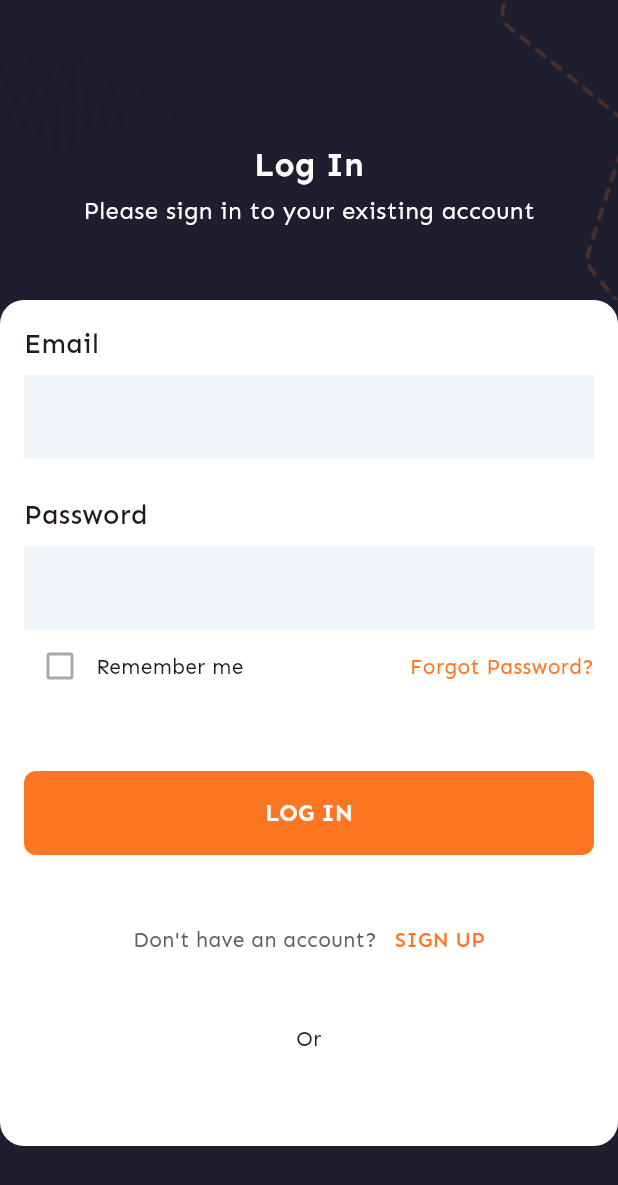
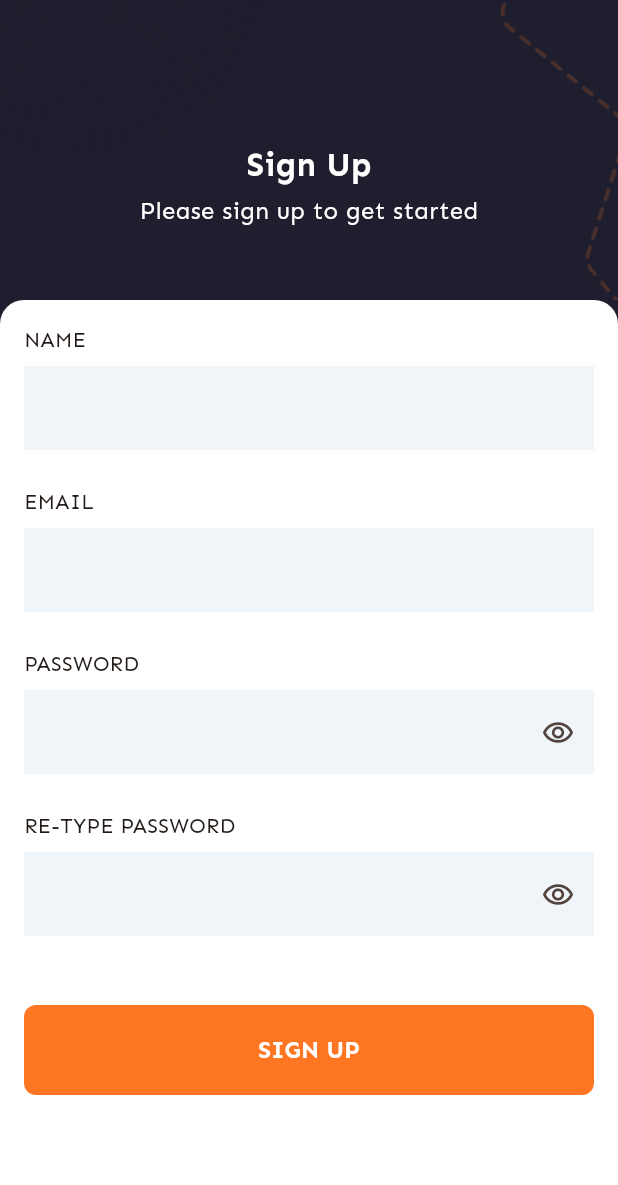
Before and after one commit to Pinponsuhu/Food-Delivery-App, a Flutter app: the SignUp screen opened directly, on a phone screen of 412 x 824 dp. Shown: the top 1185 px of the screen. Run offline on Flutter 3.47's test engine with Material 3 defaults, Android fonts, the phone set to English and light mode, and no system bars; our stand-ins replace flutter_svg, font_awesome_flutter; missing offline and left inert: flutter_verification_code.

```diff
--- a/lib/main.dart
+++ b/lib/main.dart
@@ -4,6 +4,7 @@ import 'package:food/pages/home.dart';
 import 'package:food/pages/loading.dart';
 import 'package:food/pages/login.dart';
 import 'package:food/pages/onboarding.dart';
+import 'package:food/pages/sign_up.dart';
 import 'package:food/pages/verify_password.dart';
 
 void main() {
@@ -22,6 +23,7 @@ class MyApp extends StatelessWidget {
         colorScheme: ColorScheme.fromSeed(seedColor: Color(0xffFF7622)),
         fontFamily: "Sen",
         useMaterial3: true,
+
       ),
       routes: {
         "/": (context)=> LoadingScreen(),
@@ -29,7 +31,8 @@ class MyApp extends StatelessWidget {
         "/home" : (context) => HomeScreen(),
         "/login" : (context)=> LoginScreen(),
         "/forgot-password" : (context)=> ForgotPassword(),
-        "/verify-password" : (context) => VerifyPassword()
+        "/verify-password" : (context) => VerifyPassword(),
+        "/sign-up" : (context)=> SignUp()
       },
     );
   }
--- a/lib/pages/forgot_password.dart
+++ b/lib/pages/forgot_password.dart
@@ -18,7 +18,7 @@ class _ForgotPasswordState extends State<ForgotPassword> {
             child: Column(
               children: [
                 Container(
-                  height: 250,
+                  height: 220,
                   width: double.infinity,
                   child: Stack(
                     children: [
@@ -70,8 +70,8 @@ class _ForgotPasswordState extends State<ForgotPassword> {
                 Flexible(
                   child: Container(
                     decoration: BoxDecoration(
+                      color: Colors.white,
                       borderRadius: BorderRadius.only(topLeft: Radius.circular(16), topRight: Radius.circular(16)),
-                      color: Colors.white,
                     ),
                     padding: EdgeInsets.all(16),
                     child: Form(
--- a/lib/pages/sign_up.dart
+++ b/lib/pages/sign_up.dart
@@ -13,7 +13,7 @@ class _SignUpState extends State<SignUp> {
     return Scaffold(
       resizeToAvoidBottomInset: true,
       backgroundColor: Color(0XFF1E1E2E),
-      body: SingleChildScrollView(
+      body: Container(
         child: Column(
           children: [
             Container(
@@ -33,7 +33,7 @@ class _SignUpState extends State<SignUp> {
                       mainAxisAlignment: MainAxisAlignment.end,
                       children: [
                         Text(
-                          "Log In",
+                          "Sign Up",
                           style: TextStyle(
                             color: Colors.white,
                             fontWeight: FontWeight.bold,
@@ -44,7 +44,7 @@ class _SignUpState extends State<SignUp> {
                           height: 4,
                         ),
                         Text(
-                          "Please sign in to your existing account",
+                          "Please sign up to get started",
                           style: TextStyle(
                             color: Colors.white,
                             fontWeight: FontWeight.w400,
@@ -66,10 +66,11 @@ class _SignUpState extends State<SignUp> {
                 ],
               ),
             ),
-            Container(
+            Flexible(
+              child: Container(
                 width: double.infinity,
                 decoration: BoxDecoration(
-                borderRadius: BorderRadius.circular(16),
+                  borderRadius: BorderRadius.only(topRight: Radius.circular(16), topLeft: Radius.circular(16)),
                   color: Colors.white,
                 ),
                 padding: EdgeInsets.all(16),
@@ -78,7 +79,25 @@ class _SignUpState extends State<SignUp> {
                       crossAxisAlignment: CrossAxisAlignment.start,
                       children: [
                         Text(
-                        "Email",
+                          "NAME",
+                          style: form_label,
+                        ),
+                        SizedBox(
+                          height: 8,
+                        ),
+                        TextFormField(
+                          keyboardType: TextInputType.name,
+                          decoration: InputDecoration(
+                            contentPadding: EdgeInsets.symmetric(vertical: 16,horizontal: 4),
+                            fillColor: Color(0XFFF0F5FA),
+                            filled: true,
+                            focusedBorder: InputBorder.none,
+                            enabledBorder: InputBorder.none,
+                          ),
+                        ),
+                        form_vertical_space,
+                        Text(
+                          "EMAIL",
                           style: form_label,
                         ),
                         SizedBox(
@@ -96,44 +115,45 @@ class _SignUpState extends State<SignUp> {
                         ),
                         form_vertical_space,
                         Text(
-                        "Password",
+                          "PASSWORD",
                           style: form_label,
                         ),
                         SizedBox(
                           height: 8,
                         ),
                         TextFormField(
-                        keyboardType: TextInputType.emailAddress,
+                          keyboardType: TextInputType.text,
+
                           decoration: InputDecoration(
                             contentPadding: EdgeInsets.symmetric(vertical: 16,horizontal: 4),
                             fillColor: Color(0XFFF0F5FA),
                             filled: true,
                             focusedBorder: InputBorder.none,
                             enabledBorder: InputBorder.none,
+                            suffixIcon: IconButton(onPressed: null, icon: Icon(Icons.remove_red_eye_outlined, size: 22, ))
                           ),
                         ),
-                      Row(
-                        mainAxisAlignment: MainAxisAlignment.spaceBetween,
-                        children: [
-                          Row(
-                            children: [
-                              Checkbox(
-                                value: false, onChanged: null,
+                        form_vertical_space,
+                        Text(
+                          "RE-TYPE PASSWORD",
+                          style: form_label.copyWith(
 
                           ),
-                              Text("Remember me")
-                            ],
                         ),
-                          GestureDetector(
-                            onTap: ()=> Navigator.pushNamed(context,"/forgot-password"),
-                            child: Text(
-                              "Forgot Password?",
-                              style: TextStyle(
-                                  color: primaryColor
+                        SizedBox(
+                          height: 8,
                         ),
+                        TextFormField(
+                          keyboardType: TextInputType.text,
+
+                          decoration: InputDecoration(
+                              contentPadding: EdgeInsets.symmetric(vertical: 16,horizontal: 4),
+                              fillColor: Color(0XFFF0F5FA),
+                              filled: true,
+                              focusedBorder: InputBorder.none,
+                              enabledBorder: InputBorder.none,
+                              suffixIcon: IconButton(onPressed: null, icon: Icon(Icons.remove_red_eye_outlined, size: 22, ))
                           ),
-                          )
-                        ],
                         ),
                         SizedBox(
                           height: 46,
@@ -142,14 +162,14 @@ class _SignUpState extends State<SignUp> {
                             onPressed: null,
                             style: TextButton.styleFrom(
                                 backgroundColor: primaryColor,
-                              minimumSize: Size(double.infinity, 56),
+                                minimumSize: Size(double.infinity, 60),
                                 shape: RoundedRectangleBorder(
                                     borderRadius: BorderRadius.circular(8)
                                 )
                             ),
                             child:
                             Text(
-                            "LOG IN",
+                              "SIGN UP",
                               style: TextStyle(
                                   color: Colors.white,
                                   fontSize: 16,
@@ -159,41 +179,9 @@ class _SignUpState extends State<SignUp> {
                         SizedBox(
                           height: 46,
                         ),
-                      Row(
-                        mainAxisAlignment: MainAxisAlignment.center,
-                        children: [
-                          Text(
-                            "Don't have an account?",
-                            style: TextStyle(
-                                color: Colors.grey[700]
-                            ),
-                          ),
-                          SizedBox(width: 12,),
-                          GestureDetector(
-                            child: Text(
-                              "SIGN UP",
-                              style: TextStyle(
-                                  color: primaryColor,
-                                  fontWeight: FontWeight.w500
-                              ),
-                            ),
-                          )
-                        ],
-                      ),
-                      SizedBox(
-                        height: 46,
-                      ),
-                      Center(
-                        child: Text(
-                          "Or",
-                          textAlign: TextAlign.center,
-                        ),
-                      ),
-                      SizedBox(
-                        height: 46,
-                      ),
                       ],
                     )
+                ),
               ),
             )
           ],
--- a/lib/styles/form_label.dart
+++ b/lib/styles/form_label.dart
@@ -1,8 +1,8 @@
 import 'package:flutter/material.dart';
 
 const TextStyle form_label = TextStyle(
-  fontWeight: FontWeight.w500,
-  fontSize: 18,
+  fontWeight: FontWeight.w400,
+  fontSize: 14,
 );
 
 const SizedBox form_vertical_space = SizedBox(
```
Also changed, not shown: lib/components/menu_area.dart (added, +73 -0 lines), lib/pages/home.dart (+16 -1 lines), lib/pages/login.dart (+4 -3 lines), assets/Menu.png (added). Lines whose indentation alone changed are shown as unchanged.
